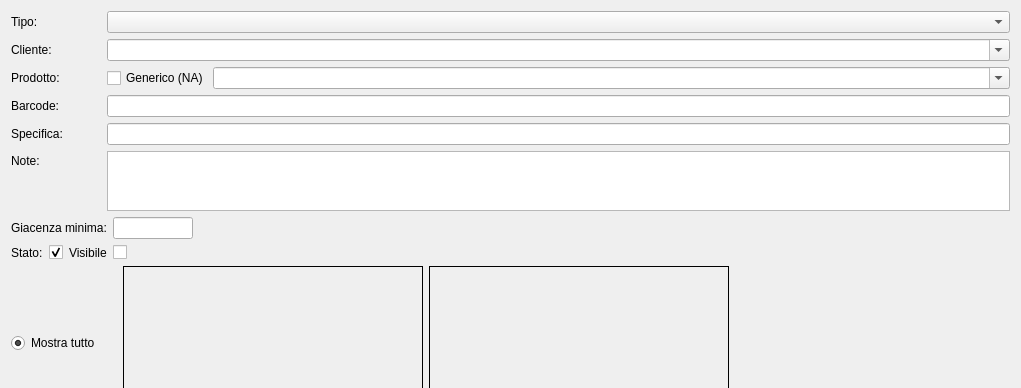
Above: ftagsmov.ui from fblabs/CLTags before the change; both pictures show x 0 to 1021 and y 0 to 388 of the 1021 by 936 pixel window. Below: the same form after it.
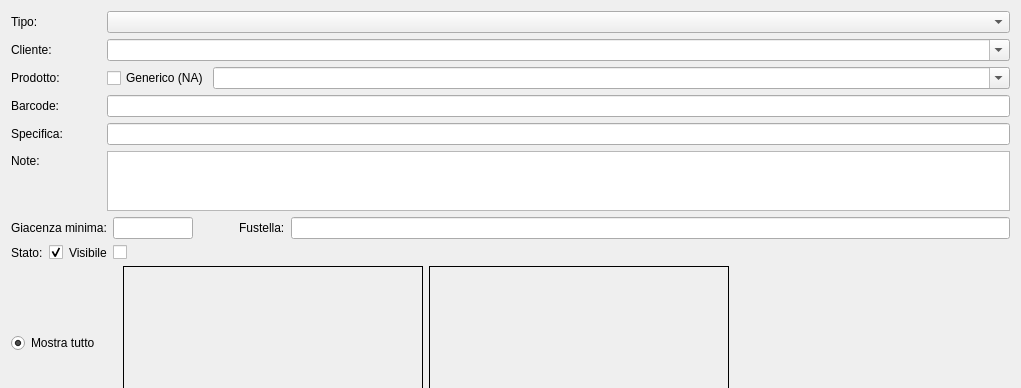
That is the form after the change. Icons and pictures are not drawn.

Patch:
```diff
--- a/ftagsmov.ui
+++ b/ftagsmov.ui
@@ -251,6 +251,8 @@
     </layout>
    </item>
    <item>
+    <layout class="QFormLayout" name="formLayout_6">
+     <item row="0" column="0">
     <layout class="QHBoxLayout" name="horizontalLayout_9">
      <item>
       <widget class="QLabel" name="label_8">
@@ -293,6 +295,22 @@
         </size>
        </property>
       </spacer>
+       </item>
+      </layout>
+     </item>
+     <item row="0" column="1">
+      <layout class="QFormLayout" name="formLayout_5">
+       <item row="0" column="0">
+        <widget class="QLabel" name="label_10">
+         <property name="text">
+          <string>Fustella:</string>
+         </property>
+        </widget>
+       </item>
+       <item row="0" column="1">
+        <widget class="QLineEdit" name="leFustella"/>
+       </item>
+      </layout>
      </item>
     </layout>
    </item>
```
Lines whose indentation alone changed are shown as unchanged.
